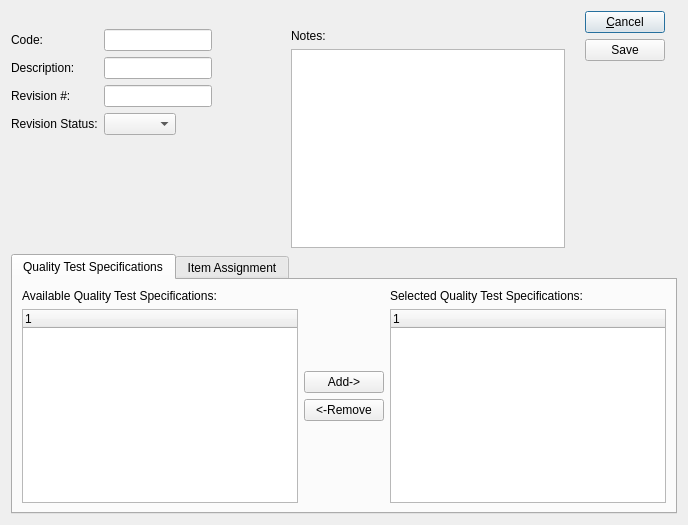
Old version of the form source/commercialcore/foundation-database/quality/uiforms/qtest.ui in the repository tomdatkins/xtuple.
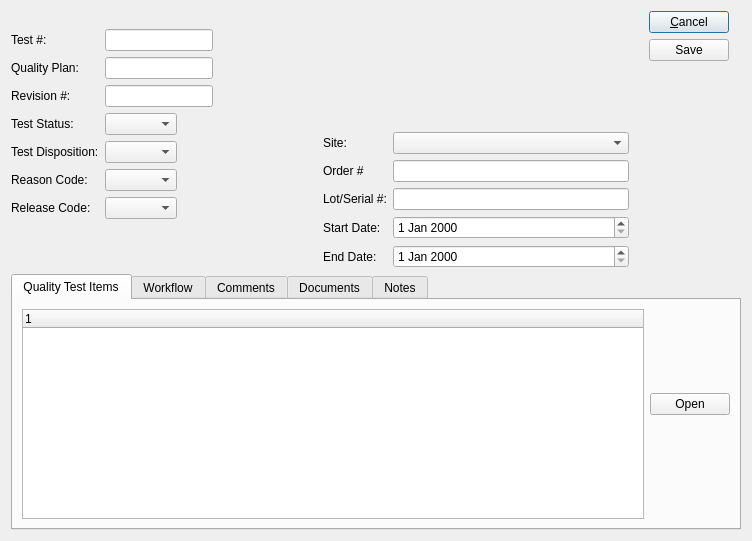
New version of the form. Custom widgets are drawn as their Qt base class.

Commit message: added qtest screen

Patch:
```diff
--- a/source/commercialcore/foundation-database/quality/uiforms/qtest.ui
+++ b/source/commercialcore/foundation-database/quality/uiforms/qtest.ui
@@ -13,8 +13,8 @@
    <rect>
     <x>0</x>
     <y>0</y>
-    <width>688</width>
-    <height>525</height>
+    <width>752</width>
+    <height>541</height>
    </rect>
   </property>
   <property name="windowTitle">
@@ -28,6 +28,13 @@
     <layout class="QGridLayout" name="gridLayout_2">
      <item row="1" column="2">
       <layout class="QHBoxLayout" name="horizontalLayout_3">
+       <item>
+        <layout class="QVBoxLayout" name="verticalLayout_2">
+         <property name="topMargin">
+          <number>18</number>
+         </property>
+        </layout>
+       </item>
        <item>
         <layout class="QFormLayout" name="formLayout">
          <property name="fieldGrowthPolicy">
@@ -42,22 +49,22 @@
          <item row="0" column="0">
           <widget class="QLabel" name="_codeLit">
            <property name="text">
-            <string>Code:</string>
+            <string>Test #:</string>
            </property>
           </widget>
          </item>
          <item row="0" column="1">
-          <widget class="QLineEdit" name="_code"/>
+          <widget class="QLineEdit" name="_test"/>
          </item>
          <item row="1" column="0">
           <widget class="QLabel" name="_descLit">
            <property name="text">
-            <string>Description:</string>
+            <string>Quality Plan:</string>
            </property>
           </widget>
          </item>
          <item row="1" column="1">
-          <widget class="XLineEdit" name="_desc"/>
+          <widget class="XLineEdit" name="_qplan"/>
          </item>
          <item row="2" column="0">
           <widget class="QLabel" name="_revNumLit">
@@ -74,31 +81,105 @@
           </widget>
          </item>
          <item row="3" column="0">
-          <widget class="QLabel" name="_revStatLit">
+          <widget class="QLabel" name="label">
            <property name="text">
-            <string>Revision Status:</string>
+            <string>Test Status:</string>
            </property>
           </widget>
          </item>
          <item row="3" column="1">
-          <widget class="XComboBox" name="_revstat"/>
+          <widget class="XComboBox" name="_testStatus"/>
+         </item>
+         <item row="4" column="1">
+          <widget class="XComboBox" name="_testDisp"/>
+         </item>
+         <item row="4" column="0">
+          <widget class="XLabel" name="xlabel_6">
+           <property name="text">
+            <string>Test Disposition:</string>
+           </property>
+          </widget>
+         </item>
+         <item row="5" column="0">
+          <widget class="XLabel" name="xlabel_7">
+           <property name="text">
+            <string>Reason Code:</string>
+           </property>
+          </widget>
+         </item>
+         <item row="5" column="1">
+          <widget class="XComboBox" name="_reason"/>
+         </item>
+         <item row="6" column="0">
+          <widget class="XLabel" name="xlabel_8">
+           <property name="text">
+            <string>Release Code:</string>
+           </property>
+          </widget>
+         </item>
+         <item row="6" column="1">
+          <widget class="XComboBox" name="_release"/>
          </item>
         </layout>
        </item>
        <item>
-        <layout class="QVBoxLayout" name="verticalLayout_2">
-         <property name="topMargin">
-          <number>18</number>
-         </property>
+        <layout class="QVBoxLayout" name="horizontalLayout_item">
          <item>
-          <widget class="QLabel" name="_notesLit">
-           <property name="text">
-            <string>Notes:</string>
-           </property>
-          </widget>
+          <widget class="ItemCluster" name="_item"/>
          </item>
          <item>
-          <widget class="XTextEdit" name="_notes"/>
+          <layout class="QFormLayout" name="formLayout_2">
+           <item row="0" column="0">
+            <widget class="XLabel" name="xlabel">
+             <property name="text">
+              <string>Site:</string>
+             </property>
+            </widget>
+           </item>
+           <item row="0" column="1">
+            <widget class="WComboBox" name="_site"/>
+           </item>
+           <item row="1" column="0">
+            <widget class="XLabel" name="xlabel_2">
+             <property name="text">
+              <string>Order #</string>
+             </property>
+            </widget>
+           </item>
+           <item row="1" column="1">
+            <widget class="XLineEdit" name="_order"/>
+           </item>
+           <item row="2" column="0">
+            <widget class="XLabel" name="xlabel_3">
+             <property name="text">
+              <string>Lot/Serial #:</string>
+             </property>
+            </widget>
+           </item>
+           <item row="2" column="1">
+            <widget class="XLineEdit" name="_lotsrl"/>
+           </item>
+           <item row="4" column="0">
+            <widget class="XLabel" name="xlabel_4">
+             <property name="text">
+              <string>Start Date:</string>
+             </property>
+            </widget>
+           </item>
+           <item row="4" column="1">
+            <widget class="QDateEdit" name="_startDate"/>
+           </item>
+           <item row="5" column="0">
+            <widget class="XLabel" name="xlabel_5">
+             <property name="text">
+              <string>End Date:</string>
+             </property>
+            </widget>
+           </item>
+           <item row="5" column="1">
+            <widget class="QDateEdit" name="_endDate"/>
+           </item>
+          </layout>
          </item>
         </layout>
        </item>
@@ -164,7 +245,7 @@
        </property>
        <widget class="QWidget" name="_qspecTab">
         <attribute name="title">
-         <string>Quality Test Specifications</string>
+         <string>Quality Test Items</string>
         </attribute>
         <layout class="QGridLayout" name="gridLayout_6">
          <item row="0" column="0">
@@ -172,48 +253,18 @@
            <item>
             <layout class="QVBoxLayout" name="verticalLayout_5">
              <item>
-              <widget class="QLabel" name="_compAvailableSuccessorsLit">
-               <property name="text">
-                <string>Available Quality Test Specifications:</string>
-               </property>
-              </widget>
-             </item>
-             <item>
-              <widget class="XTreeWidget" name="_availableQSpecs"/>
+              <widget class="XTreeWidget" name="_qtestItems"/>
              </item>
             </layout>
            </item>
            <item>
             <layout class="QVBoxLayout" name="verticalLayout_3">
-             <item>
-              <spacer>
-               <property name="orientation">
-                <enum>Qt::Vertical</enum>
-               </property>
-               <property name="sizeType">
-                <enum>QSizePolicy::Fixed</enum>
-               </property>
-               <property name="sizeHint" stdset="0">
-                <size>
-                 <width>20</width>
-                 <height>20</height>
-                </size>
-               </property>
-              </spacer>
-             </item>
              <item>
               <layout class="QVBoxLayout" name="verticalLayout_4">
                <item>
                 <widget class="QPushButton" name="_addSpec">
                  <property name="text">
-                  <string>Add-&gt;</string>
-                 </property>
-                </widget>
-               </item>
-               <item>
-                <widget class="QPushButton" name="_removeSpec">
-                 <property name="text">
-                  <string>&lt;-Remove</string>
+                  <string>Open</string>
                  </property>
                 </widget>
                </item>
@@ -238,18 +289,7 @@
             </layout>
            </item>
            <item>
-            <layout class="QVBoxLayout" name="verticalLayout_6">
-             <item>
-              <widget class="QLabel" name="_addedbooitemsLit">
-               <property name="text">
-                <string>Selected Quality Test Specifications:</string>
-               </property>
-              </widget>
-             </item>
-             <item>
-              <widget class="XTreeWidget" name="_selectedQSpecs"/>
-             </item>
-            </layout>
+            <layout class="QVBoxLayout" name="verticalLayout_6"/>
            </item>
           </layout>
          </item>
@@ -257,20 +297,13 @@
        </widget>
        <widget class="QWidget" name="_itemAssignments">
         <attribute name="title">
-         <string>Item Assignment</string>
+         <string>Workflow</string>
         </attribute>
         <layout class="QGridLayout" name="gridLayout_5">
          <item row="11" column="0">
           <layout class="QHBoxLayout" name="horizontalLayout_6">
            <item>
             <layout class="QVBoxLayout" name="verticalLayout_7">
-             <item>
-              <widget class="QLabel" name="_assignedItemsLit">
-               <property name="text">
-                <string>Assigned Items:</string>
-               </property>
-              </widget>
-             </item>
              <item>
               <widget class="XTreeWidget" name="_assignedItems">
                <zorder>qt_scrollarea_viewport</zorder>
@@ -327,6 +360,26 @@
          </item>
         </layout>
        </widget>
+       <widget class="QWidget" name="tab">
+        <attribute name="title">
+         <string>Comments</string>
+        </attribute>
+       </widget>
+       <widget class="QWidget" name="tab_2">
+        <attribute name="title">
+         <string>Documents</string>
+        </attribute>
+       </widget>
+       <widget class="QWidget" name="tab_3">
+        <attribute name="title">
+         <string>Notes</string>
+        </attribute>
+        <layout class="QGridLayout" name="gridLayout_3">
+         <item row="0" column="0">
+          <widget class="QTextEdit" name="_notes"/>
+         </item>
+        </layout>
+       </widget>
       </widget>
      </item>
     </layout>
@@ -334,11 +387,26 @@
   </layout>
  </widget>
  <customwidgets>
+  <customwidget>
+   <class>ItemCluster</class>
+   <extends>QWidget</extends>
+   <header>itemcluster.h</header>
+  </customwidget>
+  <customwidget>
+   <class>WComboBox</class>
+   <extends>XComboBox</extends>
+   <header>wcombobox.h</header>
+  </customwidget>
   <customwidget>
    <class>XComboBox</class>
    <extends>QComboBox</extends>
    <header>xcombobox.h</header>
   </customwidget>
+  <customwidget>
+   <class>XLabel</class>
+   <extends>QLabel</extends>
+   <header>xlabel.h</header>
+  </customwidget>
   <customwidget>
    <class>XLineEdit</class>
    <extends>QLineEdit</extends>
@@ -350,11 +418,6 @@
    <header>xtreewidget.h</header>
    <container>1</container>
   </customwidget>
-  <customwidget>
-   <class>XTextEdit</class>
-   <extends>QTextEdit</extends>
-   <header>xtextedit.h</header>
-  </customwidget>
  </customwidgets>
  <tabstops>
   <tabstop>_save</tabstop>
```
Left out of the diff: 5 changed lines with no effect on the pictures. The commit also changes 3 other files.
